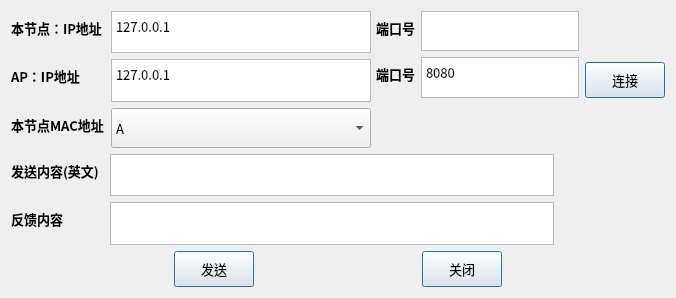
The window that src/ui/Node.ui (Minami-nami/csma-ca-sim) describes before a commit, drawn with Qt 5.
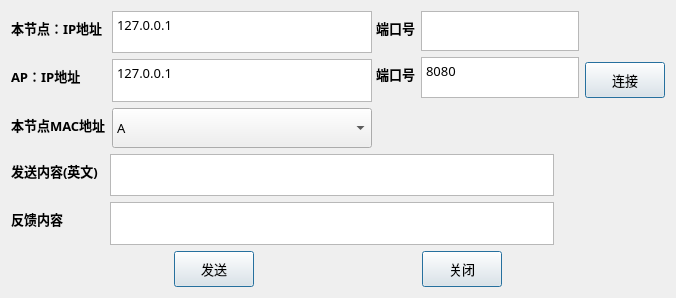
The same window after the commit. Icons and pictures are not drawn.

```diff
--- a/src/ui/Node.ui
+++ b/src/ui/Node.ui
@@ -13,7 +13,7 @@
   </property>
   <property name="font">
    <font>
-    <family>Noto Sans CJK HK</family>
+    <family>微软雅黑</family>
     <pointsize>10</pointsize>
    </font>
   </property>
@@ -99,8 +99,8 @@
 hr { height: 1px; border-width: 0; }
 li.unchecked::marker { content: &quot;\2610&quot;; }
 li.checked::marker { content: &quot;\2612&quot;; }
-&lt;/style&gt;&lt;/head&gt;&lt;body style=&quot; font-family:'Noto Sans CJK HK'; font-size:10pt; font-weight:400; font-style:normal;&quot;&gt;
-&lt;p style=&quot; margin-top:0px; margin-bottom:0px; margin-left:0px; margin-right:0px; -qt-block-indent:0; text-indent:0px;&quot;&gt;127.0.0.1&lt;/p&gt;&lt;/body&gt;&lt;/html&gt;</string>
+&lt;/style&gt;&lt;/head&gt;&lt;body style=&quot; font-family:'微软雅黑'; font-size:10pt; font-weight:400; font-style:normal;&quot;&gt;
+&lt;p style=&quot; margin-top:0px; margin-bottom:0px; margin-left:0px; margin-right:0px; -qt-block-indent:0; text-indent:0px;&quot;&gt;&lt;span style=&quot; font-family:'Noto Sans CJK HK';&quot;&gt;127.0.0.1&lt;/span&gt;&lt;/p&gt;&lt;/body&gt;&lt;/html&gt;</string>
             </property>
            </widget>
           </item>
@@ -144,8 +144,8 @@
 hr { height: 1px; border-width: 0; }
 li.unchecked::marker { content: &quot;\2610&quot;; }
 li.checked::marker { content: &quot;\2612&quot;; }
-&lt;/style&gt;&lt;/head&gt;&lt;body style=&quot; font-family:'Noto Sans CJK HK'; font-size:10pt; font-weight:400; font-style:normal;&quot;&gt;
-&lt;p style=&quot; margin-top:0px; margin-bottom:0px; margin-left:0px; margin-right:0px; -qt-block-indent:0; text-indent:0px;&quot;&gt;127.0.0.1&lt;/p&gt;&lt;/body&gt;&lt;/html&gt;</string>
+&lt;/style&gt;&lt;/head&gt;&lt;body style=&quot; font-family:'微软雅黑'; font-size:10pt; font-weight:400; font-style:normal;&quot;&gt;
+&lt;p style=&quot; margin-top:0px; margin-bottom:0px; margin-left:0px; margin-right:0px; -qt-block-indent:0; text-indent:0px;&quot;&gt;&lt;span style=&quot; font-family:'Noto Sans CJK HK';&quot;&gt;127.0.0.1&lt;/span&gt;&lt;/p&gt;&lt;/body&gt;&lt;/html&gt;</string>
             </property>
            </widget>
           </item>
@@ -292,8 +292,8 @@
 hr { height: 1px; border-width: 0; }
 li.unchecked::marker { content: &quot;\2610&quot;; }
 li.checked::marker { content: &quot;\2612&quot;; }
-&lt;/style&gt;&lt;/head&gt;&lt;body style=&quot; font-family:'Noto Sans CJK HK'; font-size:10pt; font-weight:400; font-style:normal;&quot;&gt;
-&lt;p style=&quot; margin-top:0px; margin-bottom:0px; margin-left:0px; margin-right:0px; -qt-block-indent:0; text-indent:0px;&quot;&gt;8080&lt;/p&gt;&lt;/body&gt;&lt;/html&gt;</string>
+&lt;/style&gt;&lt;/head&gt;&lt;body style=&quot; font-family:'微软雅黑'; font-size:10pt; font-weight:400; font-style:normal;&quot;&gt;
+&lt;p style=&quot; margin-top:0px; margin-bottom:0px; margin-left:0px; margin-right:0px; -qt-block-indent:0; text-indent:0px;&quot;&gt;&lt;span style=&quot; font-family:'Noto Sans CJK HK';&quot;&gt;8080&lt;/span&gt;&lt;/p&gt;&lt;/body&gt;&lt;/html&gt;</string>
               </property>
              </widget>
             </item>
```
Left out of the diff: 4 changed lines with no effect on the pictures.
